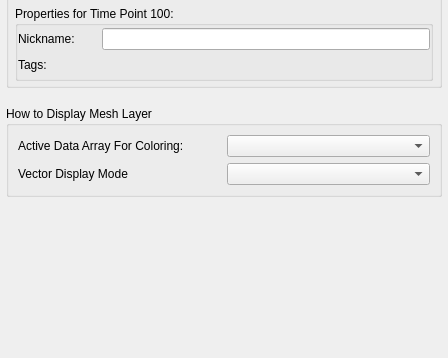
Above: GUI/Qt/Components/GeneralLayerInspector.ui from pyushkevich/itksnap before the change; both pictures show x 0 to 448 and y 487 to 845 of the 448 by 845 pixel window. Below: the same form after it.
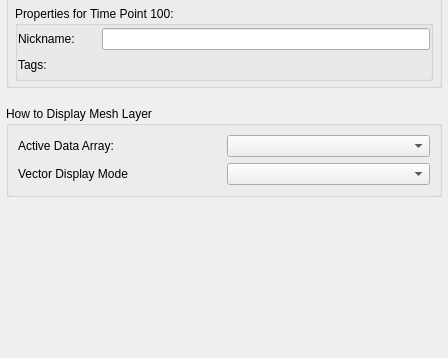
That is the form after the change. Icons and pictures are not drawn. Custom widgets are drawn as their Qt base class.

Diff of the .ui file:
```diff
--- a/GUI/Qt/Components/GeneralLayerInspector.ui
+++ b/GUI/Qt/Components/GeneralLayerInspector.ui
@@ -886,38 +886,30 @@
      <property name="title">
       <string>How to Display Mesh Layer</string>
      </property>
-     <layout class="QVBoxLayout" name="verticalLayout">
-      <item>
-       <layout class="QHBoxLayout" name="horizontalLayout_6">
-        <item>
-         <widget class="QLabel" name="lblMeshDataName">
-          <property name="text">
-           <string>Active Data Array For Coloring:</string>
-          </property>
-         </widget>
-        </item>
-        <item>
+     <layout class="QGridLayout" name="gridLayout_6">
+      <item row="3" column="1">
+       <widget class="QComboBox" name="boxMeshVectorMode"/>
+      </item>
+      <item row="0" column="1">
          <widget class="QComboBox" name="boxMeshDataName">
           <property name="currentIndex">
            <number>-1</number>
           </property>
          </widget>
         </item>
-       </layout>
+      <item row="0" column="0">
+       <widget class="QLabel" name="lblMeshDataName">
+        <property name="text">
+         <string>Active Data Array:</string>
+        </property>
+       </widget>
       </item>
-      <item>
-       <layout class="QHBoxLayout" name="grpVectorMode">
-        <item>
+      <item row="3" column="0">
          <widget class="QLabel" name="lblMeshVectorMode">
           <property name="text">
            <string>Vector Display Mode</string>
           </property>
          </widget>
-        </item>
-        <item>
-         <widget class="QComboBox" name="boxMeshVectorMode"/>
-        </item>
-       </layout>
       </item>
      </layout>
     </widget>
```
Lines whose indentation alone changed are shown as unchanged.
